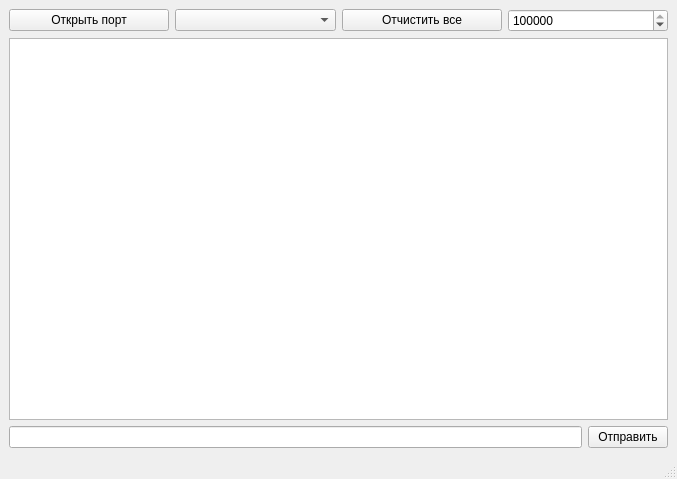
Gessan29/Desktop_UART, file mainwindow.ui: the form before one commit.
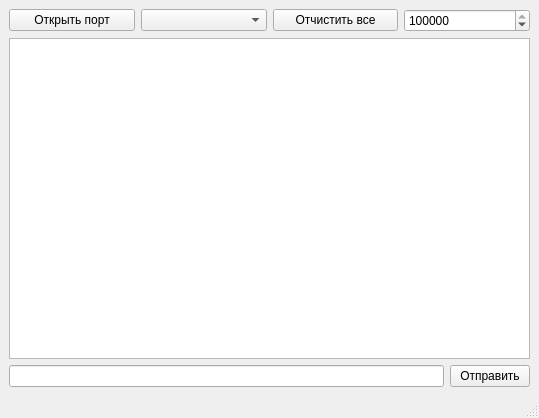
The form after the commit. Custom widgets are drawn as their Qt base class.

Commit message:
На данный момент аналогично работает termit
нужно автоматизировать. Данный передаются в обе стороны корректно.

What changed in the file:
```diff
--- a/mainwindow.ui
+++ b/mainwindow.ui
@@ -6,8 +6,8 @@
    <rect>
     <x>0</x>
     <y>0</y>
-    <width>677</width>
-    <height>479</height>
+    <width>539</width>
+    <height>418</height>
    </rect>
   </property>
   <property name="windowTitle">
@@ -63,7 +63,11 @@
          </layout>
         </item>
         <item>
-         <widget class="QPlainTextEdit" name="plainTextEdit"/>
+         <widget class="QPlainTextEdit" name="plainTextEdit">
+          <property name="readOnly">
+           <bool>true</bool>
+          </property>
+         </widget>
         </item>
        </layout>
       </item>
```
Left out of the diff: 2 changed lines with no effect on the pictures. The commit also changes 2 other files.
